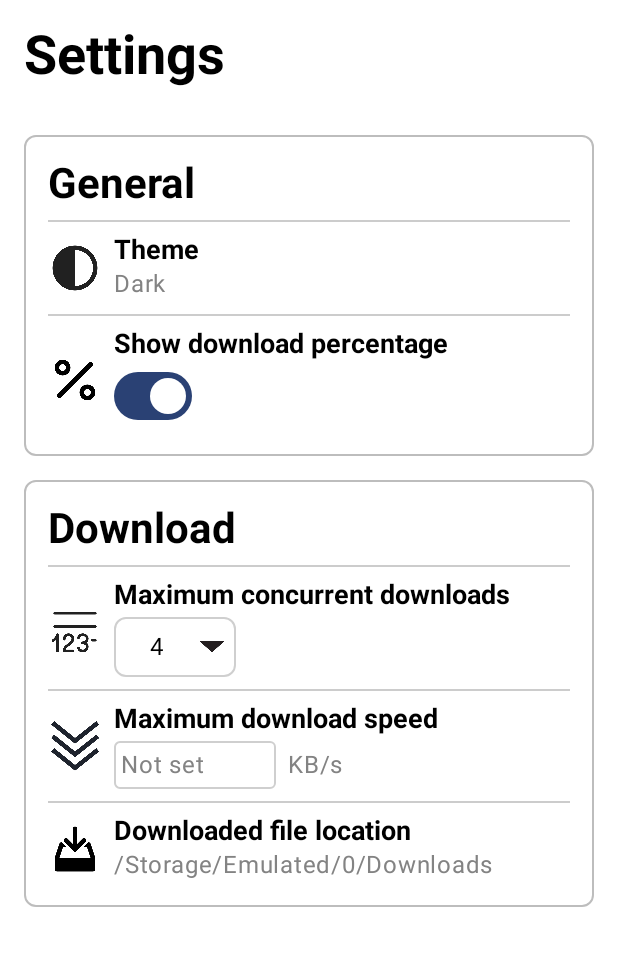
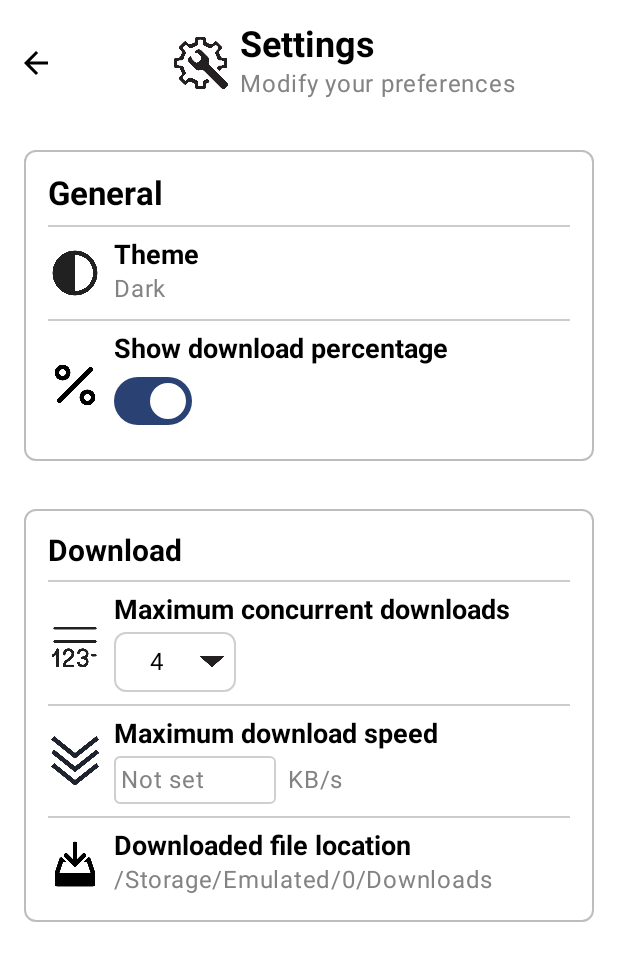
Before and after one commit to LuongPV/LeonEWorldDownloader, an Android app built with Jetpack Compose: the @Preview function SettingsScreenPreview, on a phone screen of 412 x 824 dp. Shown: the top 961 px of the screen. Run offline under Robolectric (Android 15) with nearby library versions, the phone set to English and light mode, and no system bars.

Commit message:
Edit menu

```diff
--- a/app/src/main/java/com/lvp/leoneworlddownloader/ui/settings/SettingsScreen.kt
+++ b/app/src/main/java/com/lvp/leoneworlddownloader/ui/settings/SettingsScreen.kt
@@ -15,6 +15,10 @@ import androidx.compose.foundation.layout.size
 import androidx.compose.foundation.layout.width
 import androidx.compose.foundation.shape.RoundedCornerShape
 import androidx.compose.foundation.text.BasicTextField
+import androidx.compose.material.icons.Icons
+import androidx.compose.material.icons.filled.ArrowBack
+import androidx.compose.material3.Icon
+import androidx.compose.material3.IconButton
 import androidx.compose.material3.Switch
 import androidx.compose.material3.Text
 import androidx.compose.runtime.Composable
@@ -31,6 +35,7 @@ import androidx.compose.ui.unit.sp
 import com.lvp.leoneworlddownloader.R
 import com.lvp.leoneworlddownloader.ui.theme.LeonEWorldDownloaderTheme
 import com.lvp.leoneworlddownloader.utils.ComposableContent
+import com.lvp.leoneworlddownloader.utils.EmptyDataCallback
 import com.lvp.leoneworlddownloader.utils.SingleDataCallback
 
 const val RouteSettings = "Settings"
@@ -38,17 +43,45 @@ const val RouteSettings = "Settings"
 @Composable
 fun SettingsScreen(
     modifier: Modifier = Modifier,
+    onBack: EmptyDataCallback,
 ) {
     Column(
         modifier = modifier
             .fillMaxSize()
-            .padding(all = 16.dp)
     ) {
-        Text(text = "Settings", style = TextStyle(fontSize = 36.sp, fontWeight = FontWeight.Bold))
-        Spacer(modifier = Modifier.height(32.dp))
+        TopBar(onBack = onBack)
+        Spacer(modifier = Modifier.height(16.dp))
         GeneralSettings()
-        Spacer(modifier = Modifier.height(16.dp))
         DownloadSettings()
+    }
+}
+
+@Composable
+private fun TopBar(modifier: Modifier = Modifier, onBack: EmptyDataCallback) {
+    Row(
+        modifier = modifier
+            .fillMaxWidth()
+            .padding(top = 16.dp),
+        verticalAlignment = Alignment.CenterVertically
+    ) {
+        IconButton(onClick = onBack) {
+            Icon(imageVector = Icons.Filled.ArrowBack, contentDescription = null)
+        }
+        Spacer(modifier = Modifier.weight(1f))
+        Image(
+            painter = painterResource(id = R.drawable.ic_settings),
+            contentDescription = null,
+            modifier = Modifier.size(36.dp)
+        )
+        Spacer(modifier = Modifier.size(8.dp))
+        Column {
+            Text(
+                text = "Settings",
+                style = TextStyle(fontSize = 24.sp, fontWeight = FontWeight.Bold)
+            )
+            Text(text = "Modify your preferences", color = Color(0xFF838383))
+        }
+        Spacer(modifier = Modifier.weight(1f))
     }
 }
 
@@ -57,13 +90,14 @@ private fun GeneralSettings(modifier: Modifier = Modifier) {
     Column(
         modifier = modifier
             .fillMaxWidth()
+            .padding(all = 16.dp)
             .border(1.dp, Color(0xFFBDBDBD), RoundedCornerShape(8.dp))
             .padding(all = 16.dp)
     ) {
         Text(
             text = "General",
             style = TextStyle(
-                fontSize = 28.sp,
+                fontSize = 22.sp,
                 fontWeight = FontWeight.Bold,
             ),
         )
@@ -85,13 +119,14 @@ private fun GeneralSettings(modifier: Modifier = Modifier) {
 private fun DownloadSettings(modifier: Modifier = Modifier) = Column(
     modifier = modifier
         .fillMaxWidth()
+        .padding(all = 16.dp)
         .border(1.dp, Color(0xFFBDBDBD), RoundedCornerShape(8.dp))
         .padding(all = 16.dp)
 ) {
     Text(
         text = "Download",
         style = TextStyle(
-            fontSize = 28.sp,
+            fontSize = 20.sp,
             fontWeight = FontWeight.Bold,
         ),
     )
@@ -247,6 +282,6 @@ private fun ItemSeparator(modifier: Modifier = Modifier) = Box(
 @Composable
 private fun SettingsScreenPreview() {
     LeonEWorldDownloaderTheme {
-        SettingsScreen(modifier = Modifier.background(Color.White))
+        SettingsScreen(modifier = Modifier.background(Color.White), onBack = {})
     }
 }
```
Also changed, not shown: app/src/main/java/com/lvp/leoneworlddownloader/ui/components/LEWDNavDrawerContent.kt (+18 -7 lines), app/src/main/java/com/lvp/leoneworlddownloader/ui/home/HomeScreen.kt (+13 -15 lines), app/src/main/java/com/lvp/leoneworlddownloader/ui/navigation/LEWDNavHost.kt (+13 -3 lines), app/src/main/java/com/lvp/leoneworlddownloader/utils/ModifierUtil.kt (added, +15 -0 lines), app/src/main/java/com/lvp/leoneworlddownloader/utils/TypeUtil.kt (renamed from app/src/main/java/com/lvp/leoneworlddownloader/utils/Types.kt).
